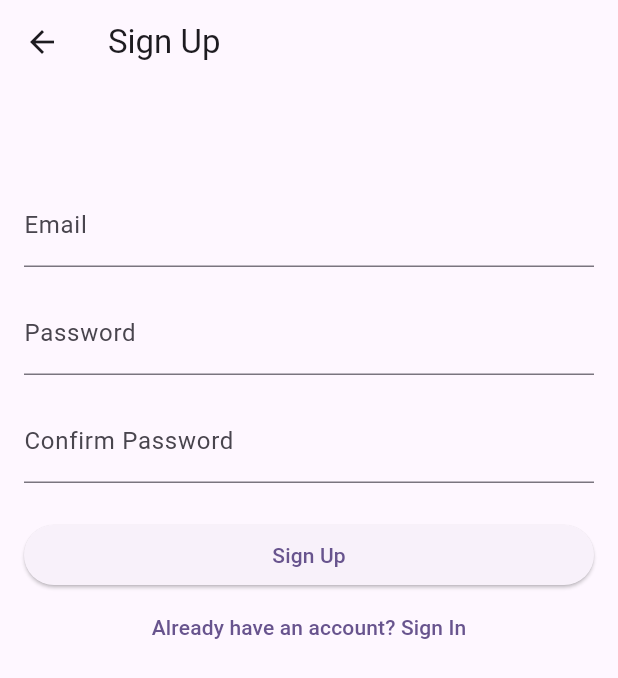
After one commit to sarimk80/Tezda, a Flutter app: the screen it shows after launch, after a tap on "Sign In", after a tap on "Sign Up", on a phone screen of 412 x 824 dp. The commit adds this screen. Shown: the top 678 px of the screen. Run offline on Flutter 3.47's test engine with Material 3 defaults, Android fonts, the phone set to English and light mode, and no system bars; our stand-ins replace another_flushbar, cached_network_image, dio, firebase_auth, firebase_core, flutter_riverpod and 1 more; accounts and stored records are empty; generated files the repository leaves out were written again.

Commit message:
second commit

```diff
--- a/lib/main.dart
+++ b/lib/main.dart
@@ -1,8 +1,28 @@
+import 'package:cached_network_image/cached_network_image.dart';
 import 'package:flutter/material.dart';
+import 'package:flutter_riverpod/flutter_riverpod.dart';
+import 'package:riverpod_annotation/riverpod_annotation.dart';
+import 'package:tezda/model/products_model.dart';
+import 'package:tezda/service/firebase_service.dart';
+import 'package:tezda/service/product_service.dart';
+import 'package:tezda/view/product_detail_view.dart';
+import 'package:firebase_core/firebase_core.dart';
+import 'package:tezda/view/product_list.dart';
+import 'package:tezda/view/signin_view.dart';
+import 'package:tezda/view/signup_view.dart';
+import 'firebase_options.dart';
 
+part 'main.g.dart';
 
-void main() {
-  runApp(const MyApp());
+@riverpod
+String helloWorld(Ref ref) {
+  return 'Hello world';
+}
+
+Future<void> main() async {
+  WidgetsFlutterBinding.ensureInitialized();
+  await Firebase.initializeApp(options: DefaultFirebaseOptions.currentPlatform);
+  runApp(ProviderScope(child: MyApp()));
 }
 
 class MyApp extends StatelessWidget {
@@ -11,6 +31,7 @@ class MyApp extends StatelessWidget {
   @override
   Widget build(BuildContext context) {
     return MaterialApp(
+      debugShowCheckedModeBanner: false,
       title: 'Flutter Demo',
       theme: ThemeData(
         colorScheme: ColorScheme.fromSeed(seedColor: Colors.deepPurple),
@@ -20,41 +41,31 @@ class MyApp extends StatelessWidget {
   }
 }
 
-class MyHomePage extends StatefulWidget {
+class MyHomePage extends ConsumerWidget {
   const MyHomePage({super.key, required this.title});
 
   final String title;
 
   @override
-  State<MyHomePage> createState() => _MyHomePageState();
-}
+  Widget build(BuildContext context, WidgetRef ref) {
+    //final value = ref.watch(firebaseUserProvider);
 
-class _MyHomePageState extends State<MyHomePage> {
-  @override
-  Widget build(BuildContext context) {
-    return Scaffold(
-      appBar: AppBar(
-        backgroundColor: Theme.of(context).colorScheme.inversePrimary,
+    ref.listen(firebaseUserProvider, (_, next) {
+      if (next.value != null) {
+        Navigator.pushAndRemoveUntil(
+          context,
+          MaterialPageRoute(builder: (context) => ProductList()),
+          (route) => false,
+        );
+      } else {
+        Navigator.pushAndRemoveUntil(
+          context,
+          MaterialPageRoute(builder: (context) => SigninView()),
+          (route) => false,
+        );
+      }
+    });
 
-        title: Text(widget.title),
-      ),
-      body: Center(
-        child: Column(
-          mainAxisAlignment: MainAxisAlignment.center,
-          children: <Widget>[
-            const Text('You have pushed the button this many times:'),
-            Text(
-              'Hello world',
-              style: Theme.of(context).textTheme.headlineMedium,
-            ),
-          ],
-        ),
-      ),
-      floatingActionButton: FloatingActionButton(
-        onPressed: () {},
-        tooltip: 'Increment',
-        child: const Icon(Icons.add),
-      ),
-    );
+    return CircularProgressIndicator();
   }
 }
--- /dev/null
+++ b/lib/service/firebase_service.dart
@@ -0,0 +1,18 @@
+import 'package:firebase_auth/firebase_auth.dart';
+import 'package:flutter_riverpod/flutter_riverpod.dart';
+
+final firebaseAuthProvider = Provider<FirebaseAuth>((ref) {
+  return FirebaseAuth.instance;
+});
+
+final firebaseUserProvider = StreamProvider<User?>((ref) {
+  return ref.watch(firebaseAuthProvider).authStateChanges();
+});
+
+final firebaselogout = FutureProvider<void>((ref) {
+  return ref.watch(firebaseAuthProvider).signOut();
+});
+
+final firebaseCurrentUser = FutureProvider<User?>((ref) {
+  return ref.watch(firebaseAuthProvider).currentUser;
+});
--- /dev/null
+++ b/lib/view/signin_view.dart
@@ -0,0 +1,111 @@
+import 'package:another_flushbar/flushbar.dart';
+import 'package:firebase_auth/firebase_auth.dart';
+import 'package:flutter/material.dart';
+import 'package:tezda/view/product_list.dart';
+import 'package:tezda/view/signup_view.dart';
+
+class SigninView extends StatefulWidget {
+  const SigninView({super.key});
+
+  @override
+  State<SigninView> createState() => _SigninViewState();
+}
+
+class _SigninViewState extends State<SigninView> {
+  final _formKey = GlobalKey<FormState>();
+  String _email = '';
+  String _password = '';
+
+  void _submit() async {
+    if (_formKey.currentState!.validate()) {
+      _formKey.currentState!.save();
+
+      try {
+        final credential = await FirebaseAuth.instance
+            .signInWithEmailAndPassword(email: _email, password: _password);
+            if(credential.user !=null){
+               Navigator.pushAndRemoveUntil(
+          context,
+          MaterialPageRoute(builder: (context) => ProductList()),
+          (route) => false,
+        );
+            }
+      } on FirebaseAuthException catch (e) {
+        if (e.code == 'invalid-credentia') {
+          Flushbar(
+            messageText: Text("Incorrect credentia"),
+            backgroundColor: Colors.red,
+            messageColor: Colors.white,
+          ).show(context);
+          print("invalid-credentia");
+        }
+        if (e.code == 'user-not-found') {
+          Flushbar(
+            messageText: Text("No user found for that email."),
+            backgroundColor: Colors.red,
+            messageColor: Colors.white,
+          ).show(context);
+        } else if (e.code == 'wrong-password') {
+          Flushbar(
+            messageText: Text("Wrong password provided for that user."),
+            backgroundColor: Colors.red,
+            messageColor: Colors.white,
+          ).show(context);
+        } else {
+          Flushbar(
+            messageText: Text(e.code),
+            backgroundColor: Colors.red,
+            messageColor: Colors.white,
+          ).show(context);
+        }
+      }
+    }
+  }
+
+  @override
+  Widget build(BuildContext context) {
+    return Scaffold(
+      appBar: AppBar(title: Text('Sign In')),
+      body: Padding(
+        padding: const EdgeInsets.all(16.0),
+        child: Form(
+          key: _formKey,
+          child: Column(
+            mainAxisAlignment: MainAxisAlignment.center,
+            children: [
+              TextFormField(
+                decoration: InputDecoration(labelText: 'Email'),
+                keyboardType: TextInputType.emailAddress,
+                validator:
+                    (value) =>
+                        value!.isEmpty ? 'Please enter your email' : null,
+                onSaved: (value) => _email = value!.trim(),
+              ),
+              SizedBox(height: 16),
+              TextFormField(
+                decoration: InputDecoration(labelText: 'Password'),
+                obscureText: true,
+                validator:
+                    (value) =>
+                        value!.isEmpty ? 'Please enter your password' : null,
+                onSaved: (value) => _password = value!,
+              ),
+              SizedBox(height: 24),
+              ElevatedButton(onPressed: _submit, child: Text('Sign In')),
+              SizedBox(height: 24),
+              ElevatedButton(
+                onPressed: () {
+                  Navigator.push(
+                    context,
+                    MaterialPageRoute(builder: (context) => SignupView()),
+                  );
+                },
+                child: Text('Sign Up'),
+              ),
+            ],
+          ),
+        ),
+      ),
+    );
+  }
+}
--- /dev/null
+++ b/lib/view/signup_view.dart
@@ -0,0 +1,120 @@
+import 'package:another_flushbar/flushbar.dart';
+import 'package:firebase_auth/firebase_auth.dart';
+import 'package:flutter/material.dart';
+import 'package:tezda/view/product_list.dart';
+
+class SignupView extends StatefulWidget {
+  const SignupView({super.key});
+
+  @override
+  State<SignupView> createState() => _SignupViewState();
+}
+
+class _SignupViewState extends State<SignupView> {
+  final _formKey = GlobalKey<FormState>();
+  String _email = '';
+  String _password = '';
+  String _confirmPassword = '';
+
+  void _submit(BuildContext context) async {
+    if (_formKey.currentState!.validate()) {
+      _formKey.currentState!.save();
+      try {
+        final credential = await FirebaseAuth.instance
+            .createUserWithEmailAndPassword(
+              email: _email,
+              password: _confirmPassword,
+            );
+         if(credential.user !=null){
+               Navigator.pushAndRemoveUntil(
+          context,
+          MaterialPageRoute(builder: (context) => ProductList()),
+          (route) => false,
+        );
+            }
+      } on FirebaseAuthException catch (e) {
+        if (e.code == 'weak-password') {
+          Flushbar(
+            messageText: Text("The password provided is too weak."),
+            backgroundColor: Colors.red,
+            messageColor: Colors.white,
+          ).show(context);
+          print('The password provided is too weak.');
+        } else if (e.code == 'email-already-in-use') {
+          Flushbar(
+            messageText: Text("The account already exists for that email."),
+            backgroundColor: Colors.red,
+            messageColor: Colors.white,
+          ).show(context);
+          print('The account already exists for that email.');
+        }
+      } catch (e) {
+        Flushbar(
+          messageText: Text(e.toString()),
+          backgroundColor: Colors.red,
+          messageColor: Colors.white,
+        ).show(context);
+      }
+    }
+  }
+
+  @override
+  Widget build(BuildContext context) {
+    return Scaffold(
+      appBar: AppBar(title: Text('Sign Up')),
+      body: Padding(
+        padding: const EdgeInsets.all(16.0),
+        child: Form(
+          key: _formKey,
+          child: ListView(
+            children: [
+              SizedBox(height: 50),
+              TextFormField(
+                decoration: InputDecoration(labelText: 'Email'),
+                validator:
+                    (value) =>
+                        value!.isEmpty ? 'Please enter your email' : null,
+                onSaved: (value) => _email = value!.trim(),
+              ),
+              SizedBox(height: 16),
+              TextFormField(
+                decoration: InputDecoration(labelText: 'Password'),
+                obscureText: true,
+                validator:
+                    (value) =>
+                        value!.length < 6
+                            ? 'Password must be at least 6 chars'
+                            : null,
+                onChanged: (value) {
+                  _password = value;
+                  setState(() {});
+                },
+              ),
+              SizedBox(height: 16),
+              TextFormField(
+                decoration: InputDecoration(labelText: 'Confirm Password'),
+                obscureText: true,
+                validator:
+                    (value) =>
+                        value != _password ? 'Passwords do not match' : null,
+                onChanged: (value) {
+                  _confirmPassword = value;
+                  setState(() {});
+                },
+              ),
+              SizedBox(height: 24),
+              ElevatedButton(
+                onPressed: () => _submit(context),
+                child: Text('Sign Up'),
+              ),
+              TextButton(
+                onPressed: () => Navigator.pop(context),
+                child: Text("Already have an account? Sign In"),
+              ),
+            ],
+          ),
+        ),
+      ),
+    );
+  }
+}
```
Also changed, not shown: lib/model/products_model.dart (added, +42 -0 lines), lib/service/api_service.dart (added, +13 -0 lines), lib/service/product_service.dart (added, +10 -0 lines), lib/view/ios_native.dart (added, +62 -0 lines), lib/view/product_detail_view.dart (added, +23 -0 lines), lib/view/product_list.dart (added, +102 -0 lines), lib/view/user_profile.dart (added, +48 -0 lines), pubspec.yaml (+9 -1 lines), firebase.json (added), lib/firebase_options.dart (added), lib/main.g.dart (added), lib/model/products_model.g.dart (added), pubspec.lock, 19 other files.
